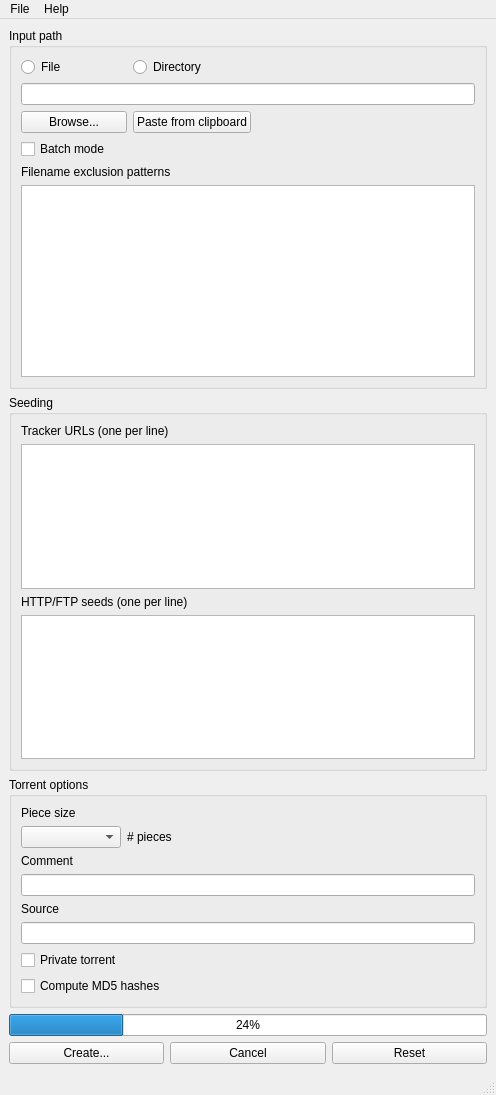
The window that dottorrentGUI/mainwindow.ui (kz26/dottorrent-gui) describes before a commit, drawn with Qt 5.
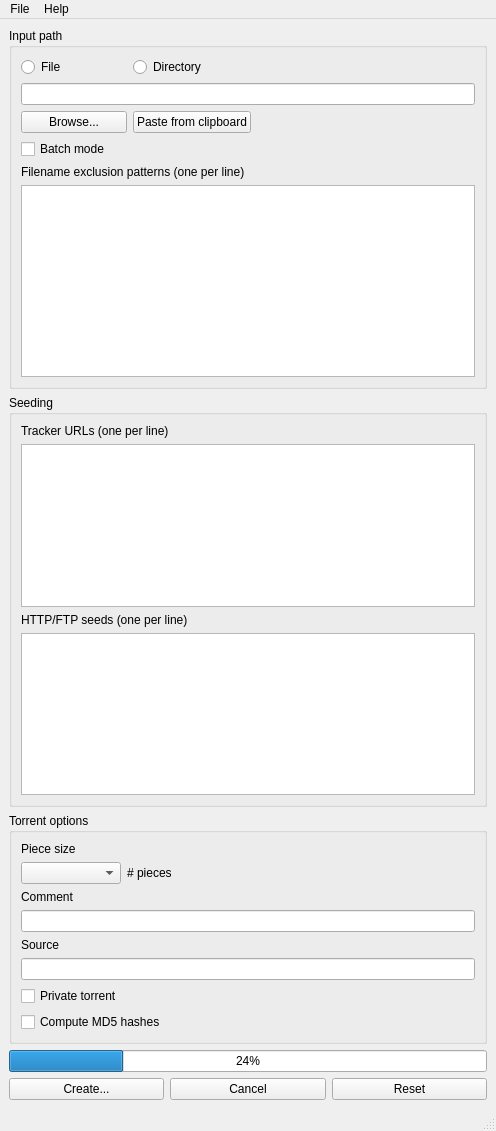
The same window after the commit.

```diff
--- a/dottorrentGUI/mainwindow.ui
+++ b/dottorrentGUI/mainwindow.ui
@@ -7,7 +7,7 @@
     <x>0</x>
     <y>0</y>
     <width>496</width>
-    <height>1095</height>
+    <height>1131</height>
    </rect>
   </property>
   <property name="windowTitle">
@@ -78,7 +78,7 @@
           </sizepolicy>
          </property>
          <property name="text">
-          <string>Filename exclusion patterns</string>
+          <string>Filename exclusion patterns (one per line)</string>
          </property>
         </widget>
        </item>
```
